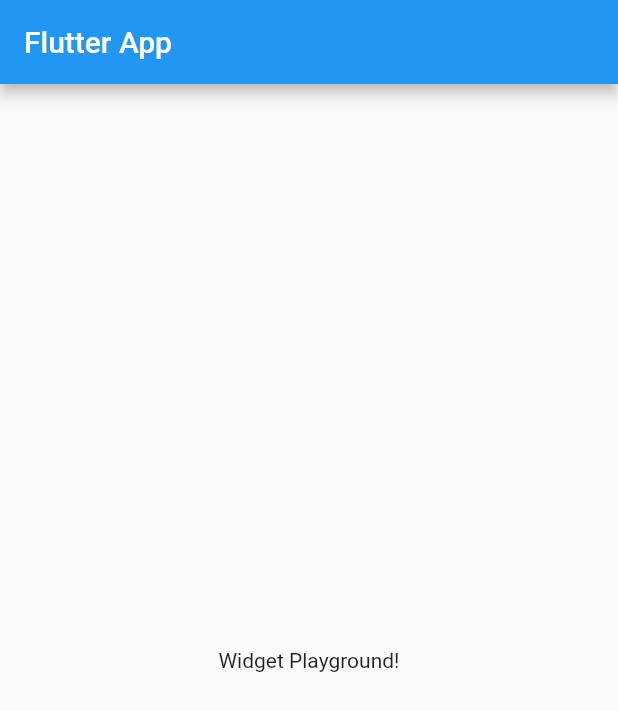
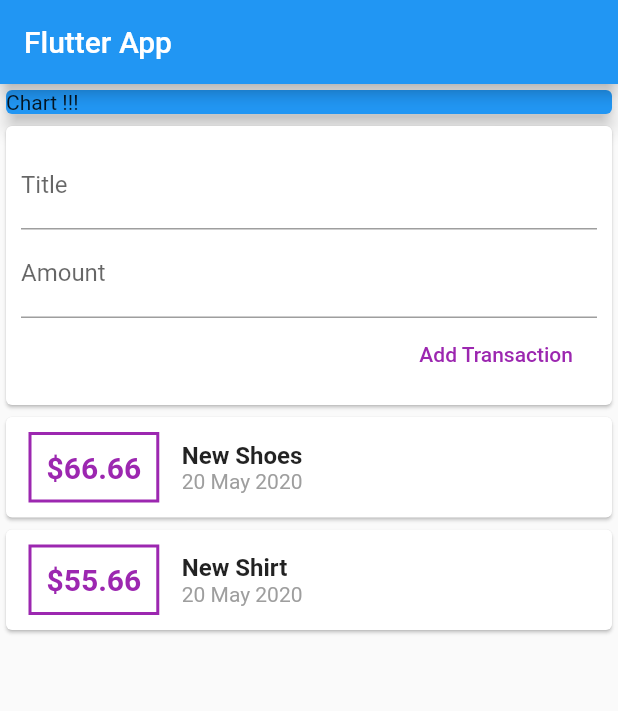
Before and after one commit to ARUNMOHAN9/mock-expense-app-flutter, a Flutter app: the screen it shows after launch, on a phone screen of 412 x 824 dp. Shown: the top 711 px of the screen. Run offline on Flutter 3.47's test engine with Material 2 defaults, Android fonts, the phone set to English and light mode, and no system bars.

Commit message:
added transaction card

```diff
--- a/lib/main.dart
+++ b/lib/main.dart
@@ -1,4 +1,8 @@
 import 'package:flutter/material.dart';
+
+import 'package:intl/intl.dart';
+
+import 'models/transaction.dart';
 
 void main() => runApp(MyApp());
 
@@ -13,14 +17,105 @@ class MyApp extends StatelessWidget {
 }
 
 class MyHomePage extends StatelessWidget {
+  final List<Transaction> transactions = [
+    Transaction(
+      id: '121',
+      amount: 66.66,
+      title: 'New Shoes',
+      date: DateTime.now(),
+    ),
+    Transaction(
+      id: '135',
+      amount: 55.66,
+      title: 'New Shirt',
+      date: DateTime.now(),
+    ),
+  ];
+
   @override
   Widget build(BuildContext context) {
     return Scaffold(
       appBar: AppBar(
         title: Text('Flutter App'),
       ),
-      body: Center(
-        child: Text('Widget Playground!'),
+      body: Column(
+        // mainAxisAlignment: MainAxisAlignment.spaceBetween,
+        crossAxisAlignment: CrossAxisAlignment.center,
+        children: <Widget>[
+          Container(
+            width: double.infinity,
+            child: Card(
+              color: Colors.blue,
+              child: Text('Chart !!!'),
+              elevation: 5,
+            ),
+          ),
+          Card(
+            child: Container(
+              padding: EdgeInsets.all(10),
+              child: Column(
+                crossAxisAlignment: CrossAxisAlignment.end,
+                children: <Widget>[
+                  TextField(
+                    decoration: InputDecoration(labelText: 'Title'),
+                  ),
+                  TextField(
+                    decoration: InputDecoration(labelText: 'Amount'),
+                  ),
+                  FlatButton(
+                    onPressed: () => {},
+                    textColor: Colors.purple,
+                    child: Text('Add Transaction'),
+                  )
+                ],
+              ),
+            ),
+          ),
+          Column(
+            children: transactions.map((tx) {
+              return Card(
+                child: Row(
+                  children: <Widget>[
+                    Container(
+                      decoration: BoxDecoration(
+                        border: Border.all(
+                          color: Colors.purple,
+                          width: 2,
+                        ),
+                      ),
+                      padding: EdgeInsets.all(10),
+                      margin: EdgeInsets.symmetric(
+                        horizontal: 15,
+                        vertical: 10,
+                      ),
+                      child: Text(
+                        '\$${tx.amount.toString()}',
+                        style: TextStyle(
+                            color: Colors.purple,
+                            fontWeight: FontWeight.bold,
+                            fontSize: 20),
+                      ),
+                    ),
+                    Column(
+                      crossAxisAlignment: CrossAxisAlignment.start,
+                      children: <Widget>[
+                        Text(
+                          tx.title,
+                          style: TextStyle(
+                              fontSize: 16, fontWeight: FontWeight.bold),
+                        ),
+                        Text(
+                          DateFormat('dd MMM yyyy').format(tx.date),
+                          style: TextStyle(fontSize: 14, color: Colors.grey),
+                        )
+                      ],
+                    ),
+                  ],
+                ),
+              );
+            }).toList(),
+          ),
+        ],
       ),
     );
   }
--- /dev/null
+++ b/lib/models/transaction.dart
@@ -0,0 +1,15 @@
+import 'package:flutter/foundation.dart';
+
+class Transaction {
+  final String id;
+  final String title;
+  final double amount;
+  final DateTime date;
+
+  Transaction({
+    @required this.id,
+    @required this.title,
+    @required this.amount,
+    @required this.date,
+  });
+}
--- a/pubspec.yaml
+++ b/pubspec.yaml
@@ -19,6 +19,7 @@ environment:
 dependencies:
   flutter:
     sdk: flutter
+  intl: ^0.16.1
 
   # The following adds the Cupertino Icons font to your application.
   # Use with the CupertinoIcons class for iOS style icons.
```
Also changed, not shown: lib/transaction-item.dart (added, +40 -0 lines), pubspec.lock.
